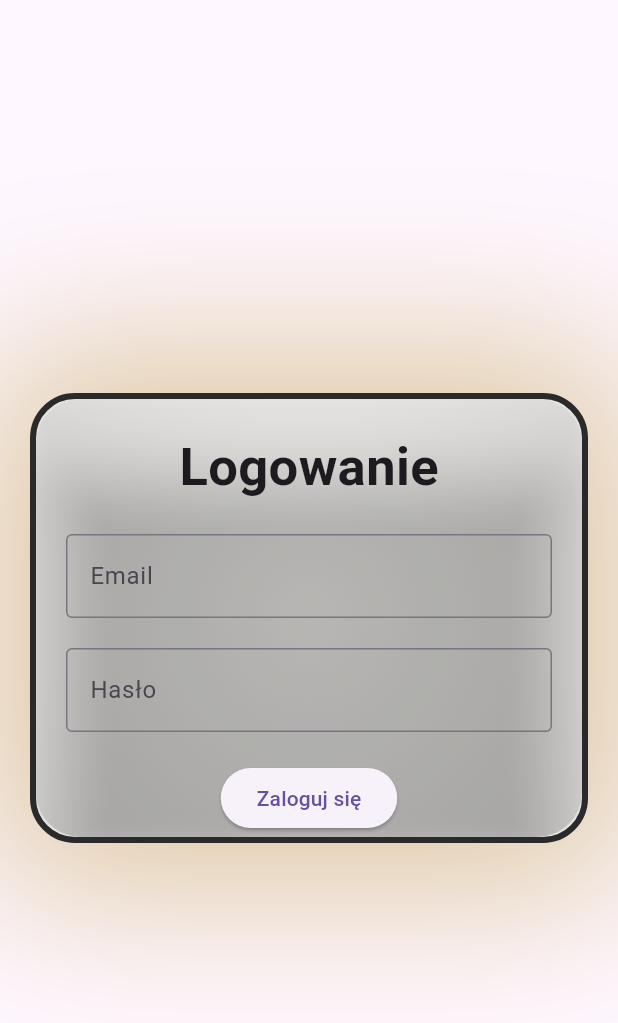
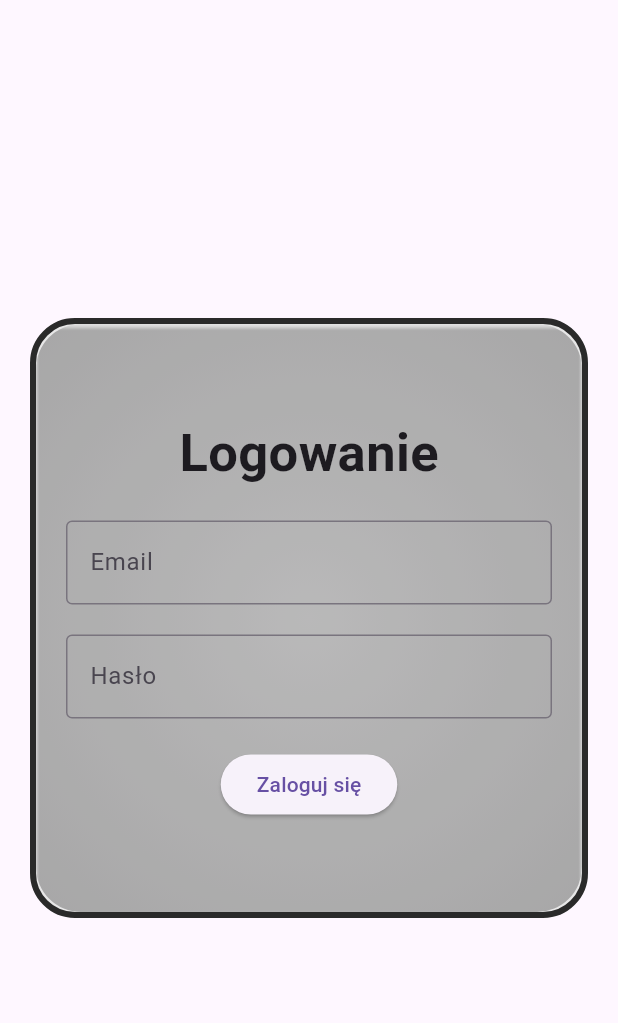
Before and after one commit to patrykkostecki/RapDLE, a Flutter app: the LoginScreen widget shown alone on an empty page, opened directly with empty values, on a phone screen of 412 x 824 dp. Shown: the top 1023 px of the screen. Run offline on Flutter 3.47's test engine with Material 3 defaults, Android fonts, the light colour scheme and no system bars; our stand-ins replace audioplayers, cloud_firestore, firebase_auth, firebase_core, firebase_storage, flutter_typeahead and 2 more; missing offline and left inert: dart:html; accounts and stored records are empty.

Commit message:
added login/registartion system

```diff
--- a/lib/authorization/login_screen.dart
+++ b/lib/authorization/login_screen.dart
@@ -1,9 +1,34 @@
 import 'package:flutter/material.dart';
+import 'package:firebase_auth/firebase_auth.dart';
 
-class LoginScreen extends StatelessWidget {
+class LoginScreen extends StatefulWidget {
   final VoidCallback onLogin;
 
   const LoginScreen({Key? key, required this.onLogin}) : super(key: key);
+
+  @override
+  _LoginScreenState createState() => _LoginScreenState();
+}
+
+class _LoginScreenState extends State<LoginScreen> {
+  final _auth = FirebaseAuth.instance;
+  String email = '';
+  String password = '';
+  String errorMessage = '';
+
+  Future<void> _login() async {
+    try {
+      await _auth.signInWithEmailAndPassword(
+        email: email,
+        password: password,
+      );
+      widget.onLogin();
+    } catch (e) {
+      setState(() {
+        errorMessage = e.toString();
+      });
+    }
+  }
 
   @override
   Widget build(BuildContext context) {
@@ -11,26 +36,18 @@ class LoginScreen extends StatelessWidget {
       child: Padding(
         padding: EdgeInsets.all(20),
         child: Container(
-          width: 400, // Ustaw szerokość dla ekranu logowania
-          height: 300, // Ustaw wysokość dla ekranu logowania
+          width: 400,
+          height: 400,
           decoration: BoxDecoration(
             border: Border.all(
               color: Color.fromARGB(251, 39, 39, 39),
               width: 4,
             ),
             borderRadius: BorderRadius.circular(30),
-            boxShadow: [
-              BoxShadow(
-                color: Color(0xFFAC8115).withOpacity(0.4),
-                spreadRadius: 30,
-                blurRadius: 100,
-                offset: Offset(0, 2),
-              ),
-            ],
             gradient: RadialGradient(
               colors: [
                 Color.fromARGB(236, 255, 255, 255),
-                Color.fromRGBO(161, 161, 161, 0.922),
+                Color.fromRGBO(161, 161, 161, 0.922)
               ],
               center: Alignment.center,
               radius: 2.5,
@@ -41,39 +58,42 @@ class LoginScreen extends StatelessWidget {
             child: Card(
               margin: EdgeInsets.zero,
               color: Colors.transparent,
-              elevation: 20,
               child: Padding(
                 padding: EdgeInsets.all(20),
                 child: Column(
                   mainAxisAlignment: MainAxisAlignment.center,
                   children: [
-                    Text(
-                      'Logowanie',
-                      style: TextStyle(
-                        fontWeight: FontWeight.bold,
-                        fontSize: 35,
-                      ),
+                    Text('Logowanie',
+                        style: TextStyle(
+                            fontWeight: FontWeight.bold, fontSize: 35)),
+                    SizedBox(height: 20),
+                    TextField(
+                      decoration: InputDecoration(
+                          labelText: 'Email', border: OutlineInputBorder()),
+                      onChanged: (value) {
+                        setState(() {
+                          email = value;
+                        });
+                      },
                     ),
                     SizedBox(height: 20),
                     TextField(
                       decoration: InputDecoration(
-                        labelText: 'Email',
-                        border: OutlineInputBorder(),
-                      ),
-                    ),
-                    SizedBox(height: 20),
-                    TextField(
-                      decoration: InputDecoration(
-                        labelText: 'Hasło',
-                        border: OutlineInputBorder(),
-                      ),
+                          labelText: 'Hasło', border: OutlineInputBorder()),
                       obscureText: true,
+                      onChanged: (value) {
+                        setState(() {
+                          password = value;
+                        });
+                      },
                     ),
                     SizedBox(height: 20),
                     ElevatedButton(
-                      onPressed: onLogin,
+                      onPressed: _login,
                       child: Text('Zaloguj się'),
                     ),
+                    if (errorMessage.isNotEmpty)
+                      Text(errorMessage, style: TextStyle(color: Colors.red)),
                   ],
                 ),
               ),
--- a/pubspec.yaml
+++ b/pubspec.yaml
@@ -33,6 +33,7 @@ dependencies:
   lottie: ^3.1.0
   cached_network_image: ^3.3.1
   intl: ^0.19.0
+  firebase_auth: ^4.20.0
 
 dev_dependencies:
   flutter_test:
```
Also changed, not shown: lib/authorization/register_screen.dart (+83 -37 lines), pubspec.lock, 5 other files.
